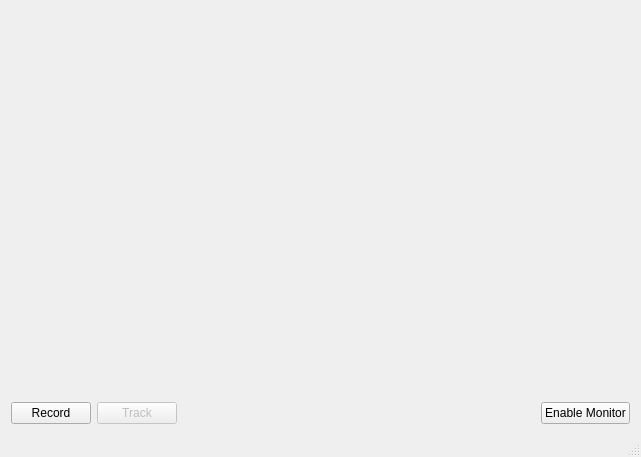
genosse-einhorn/FishyRecorder-lite, file recorder/mainwindow.ui: the form before one commit.
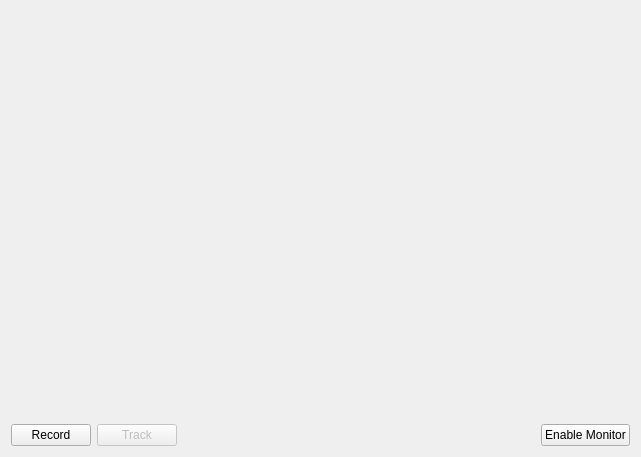
The form after the commit. Custom widgets are drawn as their Qt base class.

```diff
--- a/recorder/mainwindow.ui
+++ b/recorder/mainwindow.ui
@@ -98,7 +98,6 @@
     </item>
    </layout>
   </widget>
-  <widget class="QStatusBar" name="statusBar"/>
  </widget>
  <layoutdefault spacing="6" margin="11"/>
  <customwidgets>
```
Left out of the diff: 18 changed lines with no effect on the pictures.
